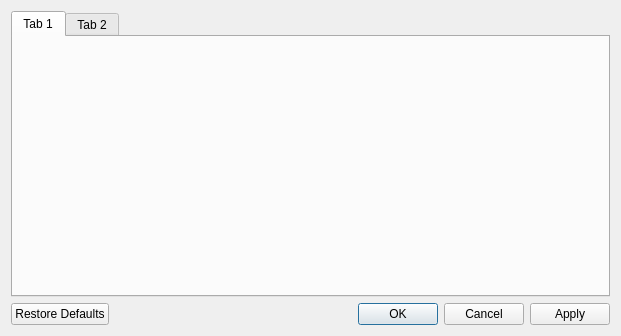
Above: src/pySUMOQt/Designer/OptionDialog.ui from pySUMO/pysumo before the change. Below: the same form after it.
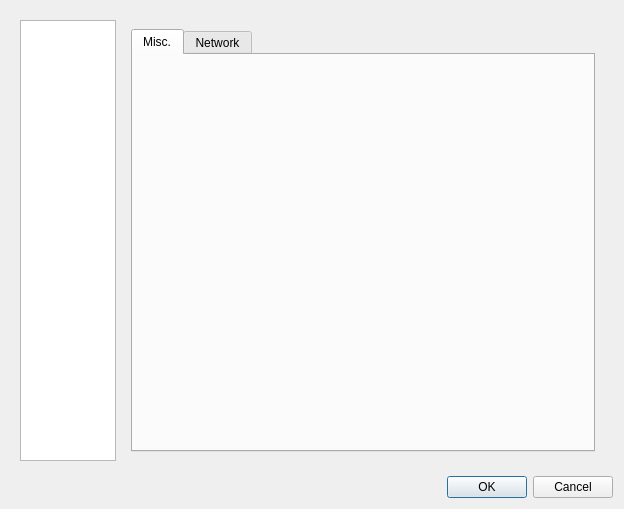
That is the form after the change. Icons and pictures are not drawn.

The edit to the form file:
```diff
--- a/src/pySUMOQt/Designer/OptionDialog.ui
+++ b/src/pySUMOQt/Designer/OptionDialog.ui
@@ -6,39 +6,193 @@
    <rect>
     <x>0</x>
     <y>0</y>
-    <width>621</width>
-    <height>336</height>
+    <width>624</width>
+    <height>509</height>
    </rect>
   </property>
   <property name="windowTitle">
    <string>Settings</string>
   </property>
   <layout class="QGridLayout" name="gridLayout">
-   <item row="1" column="1">
+   <item row="1" column="0">
     <widget class="QDialogButtonBox" name="buttonBox">
      <property name="orientation">
       <enum>Qt::Horizontal</enum>
      </property>
      <property name="standardButtons">
-      <set>QDialogButtonBox::Apply|QDialogButtonBox::Cancel|QDialogButtonBox::Ok|QDialogButtonBox::RestoreDefaults</set>
-     </property>
-     <property name="centerButtons">
-      <bool>false</bool>
+      <set>QDialogButtonBox::Cancel|QDialogButtonBox::Ok</set>
      </property>
     </widget>
    </item>
-   <item row="0" column="1">
-    <widget class="QTabWidget" name="tabWidget">
-     <widget class="QWidget" name="tab">
-      <attribute name="title">
-       <string>Tab 1</string>
-      </attribute>
-     </widget>
-     <widget class="QWidget" name="tab_2">
-      <attribute name="title">
-       <string>Tab 2</string>
-      </attribute>
-     </widget>
+   <item row="0" column="0">
+    <widget class="QWidget" name="widget" native="true">
+     <layout class="QGridLayout" name="gridLayout_2">
+      <item row="0" column="0">
+       <widget class="QListWidget" name="listWidget">
+        <property name="maximumSize">
+         <size>
+          <width>96</width>
+          <height>16777215</height>
+         </size>
+        </property>
+        <property name="iconSize">
+         <size>
+          <width>64</width>
+          <height>64</height>
+         </size>
+        </property>
+        <property name="movement">
+         <enum>QListView::Static</enum>
+        </property>
+        <property name="spacing">
+         <number>12</number>
+        </property>
+        <property name="viewMode">
+         <enum>QListView::IconMode</enum>
+        </property>
+        <property name="currentRow">
+         <number>0</number>
+        </property>
+        <item>
+         <property name="toolTip">
+          <string>Global Settings</string>
+         </property>
+         <property name="icon">
+          <iconset resource="gfx.qrc">
+           <normaloff>:/actions/gfx/globulation.png</normaloff>:/actions/gfx/globulation.png</iconset>
+         </property>
+         <property name="flags">
+          <set>ItemIsSelectable|ItemIsEnabled</set>
+         </property>
+        </item>
+        <item>
+         <property name="toolTip">
+          <string>Text Editor Widget Settings</string>
+         </property>
+         <property name="icon">
+          <iconset resource="gfx.qrc">
+           <normaloff>:/actions/gfx/accessories-text-editor.png</normaloff>:/actions/gfx/accessories-text-editor.png</iconset>
+         </property>
+         <property name="flags">
+          <set>ItemIsSelectable|ItemIsEnabled</set>
+         </property>
+        </item>
+        <item>
+         <property name="toolTip">
+          <string>Documentation Widget Settings</string>
+         </property>
+         <property name="icon">
+          <iconset resource="gfx.qrc">
+           <normaloff>:/actions/gfx/x-office-document.png</normaloff>:/actions/gfx/x-office-document.png</iconset>
+         </property>
+         <property name="flags">
+          <set>ItemIsSelectable|ItemIsEnabled</set>
+         </property>
+        </item>
+        <item>
+         <property name="toolTip">
+          <string>Hierarchy Widget Settings</string>
+         </property>
+         <property name="icon">
+          <iconset resource="gfx.qrc">
+           <normaloff>:/actions/gfx/view-sidetree.png</normaloff>:/actions/gfx/view-sidetree.png</iconset>
+         </property>
+         <property name="flags">
+          <set>ItemIsSelectable|ItemIsEnabled</set>
+         </property>
+        </item>
+        <item>
+         <property name="toolTip">
+          <string>Graph Widget Settings</string>
+         </property>
+         <property name="icon">
+          <iconset resource="gfx.qrc">
+           <normaloff>:/actions/gfx/graphics.png</normaloff>:/actions/gfx/graphics.png</iconset>
+         </property>
+         <property name="flags">
+          <set>ItemIsSelectable|ItemIsEnabled</set>
+         </property>
+        </item>
+       </widget>
+      </item>
+      <item row="0" column="1">
+       <widget class="QStackedWidget" name="stackedWidget">
+        <property name="currentIndex">
+         <number>0</number>
+        </property>
+        <widget class="QWidget" name="page">
+         <layout class="QGridLayout" name="gridLayout_3">
+          <item row="0" column="0">
+           <widget class="QTabWidget" name="tabWidget">
+            <property name="currentIndex">
+             <number>0</number>
+            </property>
+            <widget class="QWidget" name="tab">
+             <attribute name="title">
+              <string>Misc.</string>
+             </attribute>
+            </widget>
+            <widget class="QWidget" name="tab_2">
+             <attribute name="title">
+              <string>Network</string>
+             </attribute>
+            </widget>
+           </widget>
+          </item>
+         </layout>
+        </widget>
+        <widget class="QWidget" name="page_2">
+         <layout class="QGridLayout" name="gridLayout_4">
+          <item row="0" column="0">
+           <widget class="QTabWidget" name="tabWidget_2">
+            <property name="currentIndex">
+             <number>0</number>
+            </property>
+            <widget class="QWidget" name="tab_3">
+             <attribute name="title">
+              <string>Misc.</string>
+             </attribute>
+            </widget>
+           </widget>
+          </item>
+         </layout>
+        </widget>
+        <widget class="QWidget" name="page_3"/>
+        <widget class="QWidget" name="page_4">
+         <layout class="QGridLayout" name="gridLayout_5">
+          <item row="0" column="0">
+           <widget class="QTabWidget" name="tabWidget_3">
+            <property name="currentIndex">
+             <number>0</number>
+            </property>
+            <widget class="QWidget" name="tab_4">
+             <attribute name="title">
+              <string>Misc.</string>
+             </attribute>
+            </widget>
+           </widget>
+          </item>
+         </layout>
+        </widget>
+        <widget class="QWidget" name="page_5">
+         <layout class="QGridLayout" name="gridLayout_6">
+          <item row="0" column="0">
+           <widget class="QTabWidget" name="tabWidget_4">
+            <property name="currentIndex">
+             <number>0</number>
+            </property>
+            <widget class="QWidget" name="tab_5">
+             <attribute name="title">
+              <string>Misc.</string>
+             </attribute>
+            </widget>
+           </widget>
+          </item>
+         </layout>
+        </widget>
+       </widget>
+      </item>
+     </layout>
     </widget>
    </item>
   </layout>
```
Left out of the diff: 47 changed lines with no effect on the pictures.
